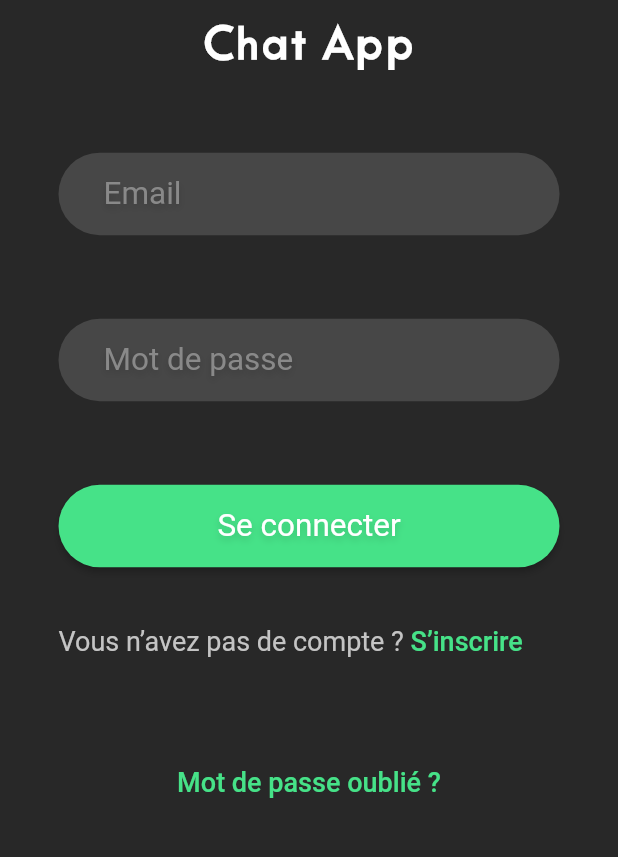
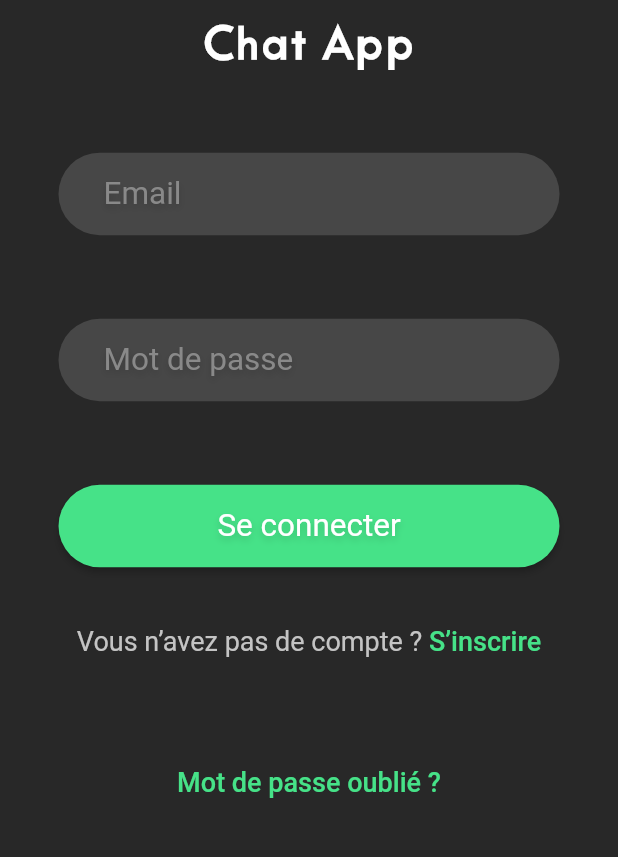
Before and after one commit to CaptainWeb1/my_message, a Flutter app: the screen it shows after launch, on a phone screen of 412 x 824 dp, the part 340-1197 px from its top. Run offline on Flutter 3.47's test engine with Material 2 defaults, Android fonts, the phone set to English and light mode, and no system bars; Roboto replaces fonts that are missing (Sana).

Commit message:
sign up UI, add strings, checkbox widget, icon widget, text field with icon

```diff
--- a/lib/resources/strings.dart
+++ b/lib/resources/strings.dart
@@ -3,13 +3,17 @@ class Strings {
   //General
   static const String titleApp = "Chat App";
 
-  //Authentication
   static const String email = "Email";
   static const String password = "Mot de passe";
+  static const String name = "Nom";
+  static const String dateSelect = "Sélectionnez une date";
+
+  //Authentication
   static const String forgetPassword = "Mot de passe oublié ?";
   static const String noAccount = "Vous n’avez pas de compte ?";
   static const String alreadyAccount = "Vous avez déjà un compte ?";
   static const String signUp = "S’inscrire";
+  static const String signUpTitle = "Inscription";
   static const String signIn = "Se connecter";
   static const String acceptConditions = "J’accepte les conditions d’utilisation";
 
--- a/lib/resources/themes.dart
+++ b/lib/resources/themes.dart
@@ -17,6 +17,7 @@ ThemeData theme = ThemeData(
   buttonTheme: ButtonThemeData(
     buttonColor: Colors.white,
   ),
+  unselectedWidgetColor: MyColors.primary,
   elevatedButtonTheme: ElevatedButtonThemeData(
     style: TextButton.styleFrom(
       backgroundColor: MyColors.primary,
@@ -38,7 +39,7 @@ class MyColors {
   static const Color hover = const Color(0xff00e25e);
   static const Color containerColor = const Color(0xff474747);
   static const Color bodyText = const Color(0xffc4c4c4);
-  static const Color iconColors = Color.fromRGBO(0,0,0,0.32);
+  static const Color iconColors = const Color(0xff808080);
 }
 
 class MyTextStyles {
@@ -94,6 +95,7 @@ class MyTextStyles {
 class MyShapes {
 
   static BorderRadiusGeometry circularBorders = BorderRadius.circular(38.0);
+  static BorderRadiusGeometry checkboxBorders = BorderRadius.circular(4.0);
 
 }
 
--- a/lib/screens/sign_in_screen.dart
+++ b/lib/screens/sign_in_screen.dart
@@ -48,6 +48,7 @@ class SignInScreen extends StatelessWidget {
               ),
               SizedBox(height: 25,),
               Row(
+                mainAxisAlignment: MainAxisAlignment.center,
                 children: [
                   Text(
                     Strings.noAccount
--- a/lib/widgets/textfield_widget.dart
+++ b/lib/widgets/textfield_widget.dart
@@ -1,14 +1,17 @@
 
 import 'package:flutter/material.dart';
 import 'package:my_message/resources/themes.dart';
+import 'package:my_message/widgets/icon_widget.dart';
 
 class TextFieldWidget extends StatelessWidget {
 
   final String hintText;
+  final IconWidget? iconData;
 
   const TextFieldWidget({
     Key? key,
     required this.hintText,
+    this.iconData,
   }) : super(key: key);
 
   @override
@@ -23,12 +26,17 @@ class TextFieldWidget extends StatelessWidget {
           minHeight: MySizes.minimumHeightInputs
       ),
       child: TextField(
+        textAlignVertical: TextAlignVertical.center,
         decoration: InputDecoration(
             fillColor: MyColors.containerColor,
             hintText: hintText,
             hintStyle: MyTextStyles.buttonPlaceHolder,
             contentPadding: EdgeInsets.symmetric(horizontal: 30),
-            border: InputBorder.none
+            border: InputBorder.none,
+            suffixIcon: Padding(
+              padding: const EdgeInsets.only(right: 23.0),
+              child: iconData,
+            ),
         ),
       ),
     );
```
Also changed, not shown: lib/screens/sign_up_screen.dart (+80 -1 lines), lib/widgets/checkbox_widget.dart (added, +22 -0 lines), lib/widgets/icon_widget.dart (added, +22 -0 lines).
